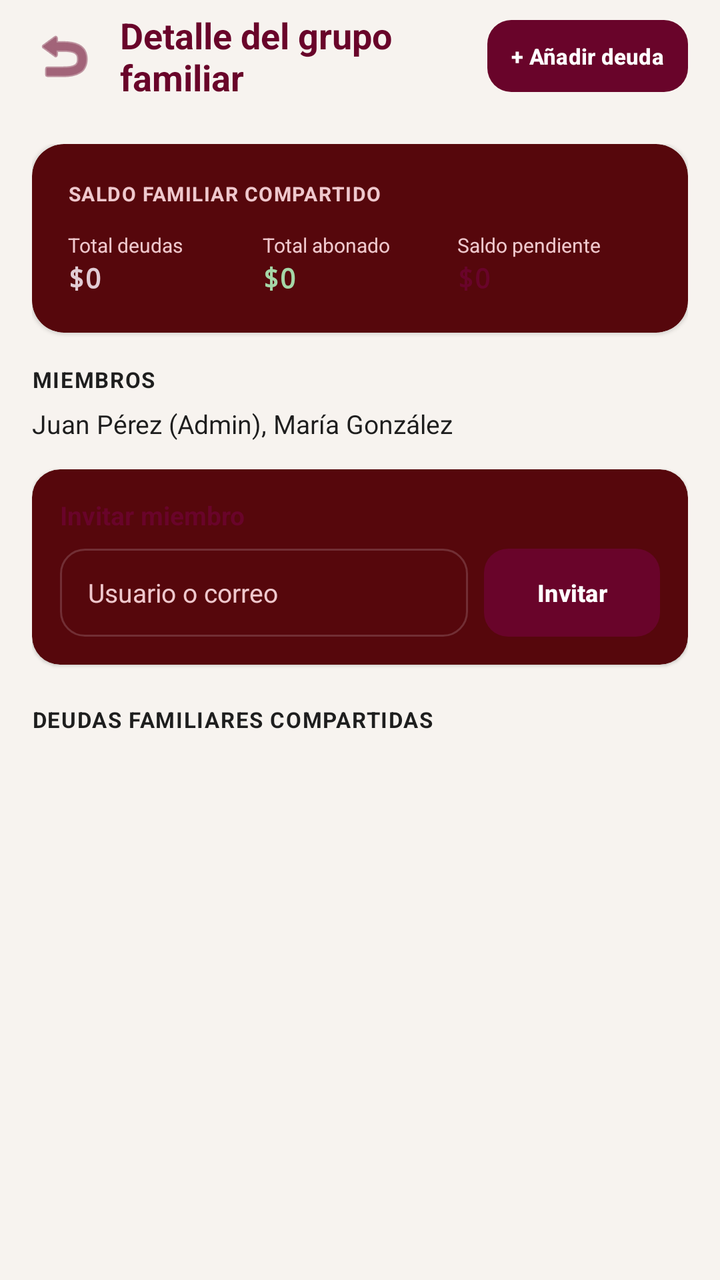
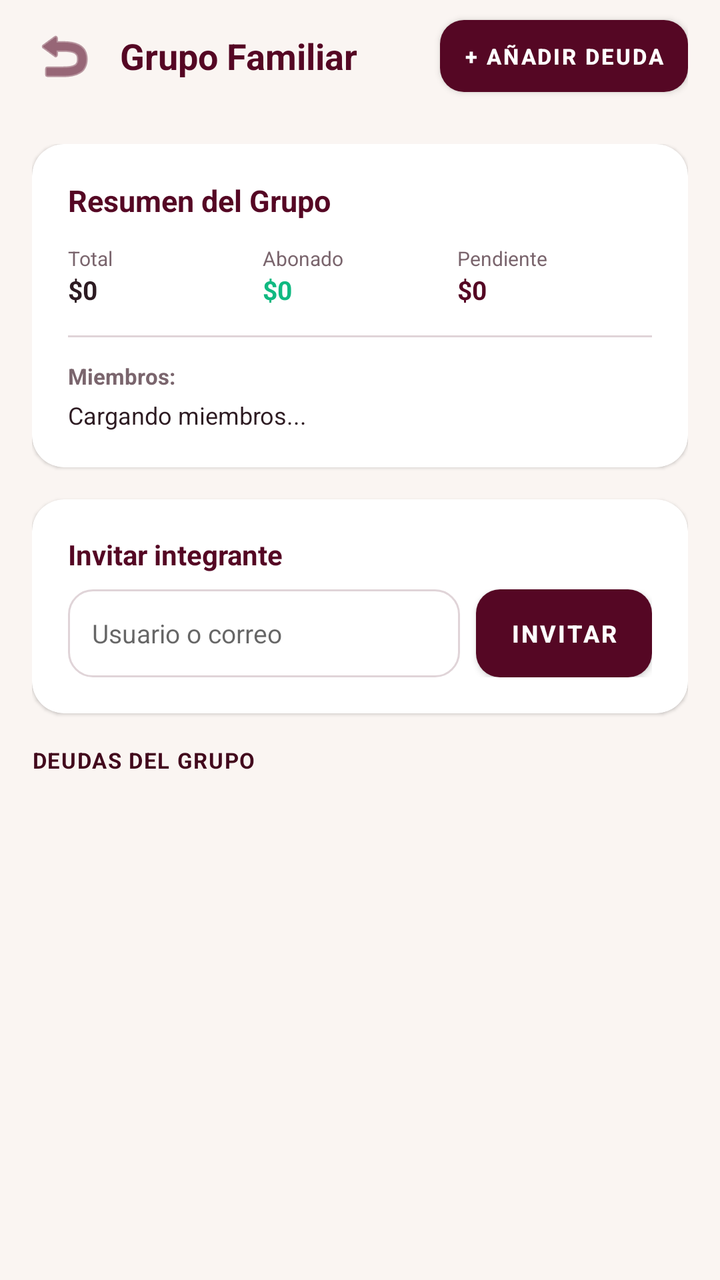

The first picture is an Android layout as it rendered before a commit; the second is the same layout after the commit. The layout source and the unified diff follow.
<!-- AndroidManifest.xml: application theme Theme.Freyr -->
<!-- res/layout/activity_family_group_detail.xml -->
<?xml version="1.0" encoding="utf-8"?>
<LinearLayout xmlns:android="http://schemas.android.com/apk/res/android"
    xmlns:app="http://schemas.android.com/apk/res-auto"
    android:layout_width="match_parent"
    android:layout_height="match_parent"
    android:orientation="vertical"
    android:background="@color/freyr_background">

    
    <LinearLayout
        android:layout_width="match_parent"
        android:layout_height="56dp"
        android:orientation="horizontal"
        android:gravity="center_vertical"
        android:paddingStart="12dp"
        android:paddingEnd="16dp">

        <ImageButton
            android:id="@+id/btn_atras"
            android:layout_width="40dp"
            android:layout_height="40dp"
            android:background="?attr/selectableItemBackgroundBorderless"
            android:src="@android:drawable/ic_menu_revert"
            android:contentDescription="@string/btn_back"
            app:tint="@color/freyr_primary" />

        <TextView
            android:id="@+id/texto_titulo_grupo"
            android:layout_width="0dp"
            android:layout_height="wrap_content"
            android:layout_weight="1"
            android:text="Detalle del grupo familiar"
            android:textColor="@color/freyr_primary"
            android:textSize="18sp"
            android:textStyle="bold"
            android:layout_marginStart="8dp" />

        <Button
            android:id="@+id/btn_agregar_deuda_grupo"
            android:layout_width="wrap_content"
            android:layout_height="36dp"
            android:text="+ Añadir deuda"
            android:textSize="11sp"
            android:textStyle="bold"
            android:background="@drawable/bg_button_primary"
            android:textColor="#FFFFFF"
            android:paddingStart="12dp"
            android:paddingEnd="12dp"
            app:backgroundTint="@null" />
    </LinearLayout>

    <ScrollView
        android:layout_width="match_parent"
        android:layout_height="match_parent"
        android:padding="16dp">

        <LinearLayout
            android:layout_width="match_parent"
            android:layout_height="wrap_content"
            android:orientation="vertical">

            
            <androidx.cardview.widget.CardView
                android:layout_width="match_parent"
                android:layout_height="wrap_content"
                app:cardCornerRadius="16dp"
                app:cardElevation="1dp"
                app:cardBackgroundColor="@color/freyr_surface"
                android:layout_marginBottom="16dp">

                <LinearLayout
                    android:layout_width="match_parent"
                    android:layout_height="wrap_content"
                    android:orientation="vertical"
                    android:padding="18dp">

                    <TextView
                        android:layout_width="wrap_content"
                        android:layout_height="wrap_content"
                        android:text="SALDO FAMILIAR COMPARTIDO"
                        android:textColor="@color/freyr_text_secondary"
                        android:textSize="10sp"
                        android:textStyle="bold"
                        android:letterSpacing="0.05" />

                    <LinearLayout
                        android:layout_width="match_parent"
                        android:layout_height="wrap_content"
                        android:orientation="horizontal"
                        android:layout_marginTop="12dp">

                        <LinearLayout
                            android:layout_width="0dp"
                            android:layout_height="wrap_content"
                            android:layout_weight="1"
                            android:orientation="vertical">
                            <TextView
                                android:layout_width="wrap_content"
                                android:layout_height="wrap_content"
                                android:text="@string/total_debido"
                                android:textColor="@color/freyr_text_secondary"
                                android:textSize="10sp" />
                            <TextView
                                android:id="@+id/texto_total_deuda_grupo"
                                android:layout_width="wrap_content"
                                android:layout_height="wrap_content"
                                android:text="$0"
                                android:textColor="@color/freyr_text_primary"
                                android:textSize="14sp"
                                android:textStyle="bold"
                                android:fontFamily="monospace" />
                        </LinearLayout>

                        <LinearLayout
                            android:layout_width="0dp"
                            android:layout_height="wrap_content"
                            android:layout_weight="1"
                            android:orientation="vertical">
                            <TextView
                                android:layout_width="wrap_content"
                                android:layout_height="wrap_content"
                                android:text="@string/total_pagado"
                                android:textColor="@color/freyr_text_secondary"
                                android:textSize="10sp" />
                            <TextView
                                android:id="@+id/texto_total_pagado_grupo"
                                android:layout_width="wrap_content"
                                android:layout_height="wrap_content"
                                android:text="$0"
                                android:textColor="@color/freyr_status_paid"
                                android:textSize="14sp"
                                android:textStyle="bold"
                                android:fontFamily="monospace" />
                        </LinearLayout>

                        <LinearLayout
                            android:layout_width="0dp"
                            android:layout_height="wrap_content"
                            android:layout_weight="1"
                            android:orientation="vertical">
                            <TextView
                                android:layout_width="wrap_content"
                                android:layout_height="wrap_content"
                                android:text="@string/total_pendiente"
                                android:textColor="@color/freyr_text_secondary"
                                android:textSize="10sp" />
                            <TextView
                                android:id="@+id/texto_saldo_pendiente_grupo"
                                android:layout_width="wrap_content"
                                android:layout_height="wrap_content"
                                android:text="$0"
                                android:textColor="@color/freyr_primary"
                                android:textSize="14sp"
                                android:textStyle="bold"
                                android:fontFamily="monospace" />
                        </LinearLayout>
                    </LinearLayout>
                </LinearLayout>
            </androidx.cardview.widget.CardView>

            
            <TextView
                android:id="@+id/tv_members_title"
                android:layout_width="wrap_content"
                android:layout_height="wrap_content"
                android:layout_marginBottom="6dp"
                android:letterSpacing="0.05"
                android:text="MIEMBROS"
                android:textColor="@color/freyr_card_bg"
                android:textSize="11sp"
                android:textStyle="bold" />

            <TextView
                android:id="@+id/texto_lista_miembros"
                android:layout_width="match_parent"
                android:layout_height="wrap_content"
                android:layout_marginBottom="14dp"
                android:text="Juan Pérez (Admin), María González"
                android:textColor="@color/freyr_card_bg"
                android:textSize="13sp" />

            
            <androidx.cardview.widget.CardView
                android:layout_width="match_parent"
                android:layout_height="wrap_content"
                app:cardCornerRadius="14dp"
                app:cardElevation="1dp"
                app:cardBackgroundColor="@color/freyr_surface"
                android:layout_marginBottom="20dp">

                <LinearLayout
                    android:layout_width="match_parent"
                    android:layout_height="wrap_content"
                    android:orientation="vertical"
                    android:padding="14dp">

                    <TextView
                        android:layout_width="wrap_content"
                        android:layout_height="wrap_content"
                        android:text="Invitar miembro"
                        android:textColor="@color/freyr_primary"
                        android:textSize="13sp"
                        android:textStyle="bold"
                        android:layout_marginBottom="8dp" />

                    <LinearLayout
                        android:layout_width="match_parent"
                        android:layout_height="wrap_content"
                        android:orientation="horizontal"
                        android:gravity="center_vertical">

                        <EditText
                            android:id="@+id/identificador_invitacion"
                            android:layout_width="0dp"
                            android:layout_height="44dp"
                            android:layout_weight="1"
                            android:background="@drawable/bg_edit_text"
                            android:hint="Usuario o correo"
                            android:inputType="text"
                            android:maxLines="1"
                            android:textColor="@color/freyr_text_primary"
                            android:textSize="13sp"
                            android:layout_marginEnd="8dp" />

                        <Button
                            android:id="@+id/enviar_invitacion"
                            android:layout_width="wrap_content"
                            android:layout_height="44dp"
                            android:text="Invitar"
                            android:textSize="12sp"
                            android:textStyle="bold"
                            android:background="@drawable/bg_button_primary"
                            android:textColor="#FFFFFF"
                            app:backgroundTint="@null" />
                    </LinearLayout>

                    <TextView
                        android:id="@+id/texto_resultado_invitacion"
                        android:layout_width="match_parent"
                        android:layout_height="wrap_content"
                        android:text=""
                        android:textSize="11sp"
                        android:visibility="gone"
                        android:layout_marginTop="6dp" />
                </LinearLayout>
            </androidx.cardview.widget.CardView>

            
            <TextView
                android:layout_width="wrap_content"
                android:layout_height="wrap_content"
                android:layout_marginBottom="8dp"
                android:letterSpacing="0.05"
                android:text="DEUDAS FAMILIARES COMPARTIDAS"
                android:textColor="@color/freyr_card_bg"
                android:textSize="11sp"
                android:textStyle="bold" />

            <TextView
                android:id="@+id/texto_sin_deudas_grupo"
                android:layout_width="match_parent"
                android:layout_height="wrap_content"
                android:text="No hay deudas familiares registradas en este grupo aún."
                android:textColor="@color/freyr_text_secondary"
                android:textSize="12sp"
                android:padding="16dp"
                android:visibility="gone" />

            <androidx.recyclerview.widget.RecyclerView
                android:id="@+id/lista_visual_deudas_grupo"
                android:layout_width="match_parent"
                android:layout_height="wrap_content"
                android:nestedScrollingEnabled="false" />

        </LinearLayout>
    </ScrollView>
</LinearLayout>
<!-- resources referenced by this layout -->
<resources>
  <color name="freyr_background">#F7F3EF</color>
  <color name="freyr_card_bg">#1E1E1E</color>
  <color name="freyr_primary">#69042A</color>
  <color name="freyr_status_paid">#A5D6A7</color>
  <color name="freyr_surface">#56070C</color>
  <color name="freyr_text_primary">#E1CCD4</color>
  <color name="freyr_text_secondary">#F6F5CFD4</color>
  <!-- drawable bg_button_primary (drawable) -->
  <?xml version="1.0" encoding="utf-8"?>
  <ripple xmlns:android="http://schemas.android.com/apk/res/android"
      android:color="#33FFFFFF">
      <item>
          <shape android:shape="rectangle">
              <corners android:radius="12dp" />
              <solid android:color="@color/freyr_primary" />
          </shape>
      </item>
  </ripple>
  <!-- drawable bg_edit_text (drawable) -->
  <?xml version="1.0" encoding="utf-8"?>
  <selector xmlns:android="http://schemas.android.com/apk/res/android">
      <item android:state_focused="true">
          <shape android:shape="rectangle">
              <corners android:radius="12dp" />
              <solid android:color="@color/freyr_surface" />
              <stroke android:width="2dp" android:color="@color/freyr_primary" />
              <padding android:bottom="12dp" android:left="14dp" android:right="14dp" android:top="12dp" />
          </shape>
      </item>
      <item>
          <shape android:shape="rectangle">
              <corners android:radius="12dp" />
              <solid android:color="@color/freyr_surface" />
              <stroke android:width="1dp" android:color="@color/freyr_border" />
              <padding android:bottom="12dp" android:left="14dp" android:right="14dp" android:top="12dp" />
          </shape>
      </item>
  </selector>
  <string name="btn_back">Volver</string>
  <string name="total_debido">Total deudas</string>
  <string name="total_pagado">Total abonado</string>
  <string name="total_pendiente">Saldo pendiente</string>
  <style name="Theme.Freyr" parent="Theme.Material3.Dark.NoActionBar">
  
          
          <item name="colorPrimary">@color/freyr_primary</item>
          <item name="colorPrimaryDark">@color/freyr_primary_dark</item>
          <item name="colorSecondary">@color/freyr_secondary</item>
          <item name="colorOnPrimary">#FFFFFF</item>
          <item name="colorOnSecondary">@color/freyr_primary</item>
  
          
          <item name="android:colorBackground">@color/freyr_background</item>
          <item name="colorSurface">@color/freyr_surface</item>
          <item name="colorOnSurface">@color/freyr_text_primary</item>
  
          
          <item name="android:statusBarColor">@color/freyr_background</item>
          <item name="android:windowLightStatusBar">false</item>
          <item name="android:navigationBarColor">@color/freyr_background</item>
          <item name="android:windowLightNavigationBar">false</item>
  
          
          <item name="android:textColor">@color/freyr_text_primary</item>
          <item name="android:textColorHint">@color/freyr_text_secondary</item>
          <item name="colorControlNormal">@color/freyr_secondary</item>
          <item name="colorControlActivated">@color/freyr_primary</item>
  
      </style>
  <color name="freyr_border">#33E1CCD4</color>
  <color name="freyr_primary_dark">#4A031E</color>
  <color name="freyr_secondary">#E1CCD4</color>
</resources>

<!-- the commit's change to res/layout/activity_family_group_detail.xml (unified diff, before → after) -->
@@ -21,7 +21,7 @@
             android:layout_height="40dp"
             android:background="?attr/selectableItemBackgroundBorderless"
             android:src="@android:drawable/ic_menu_revert"
-            android:contentDescription="@string/btn_back"
+            android:contentDescription="Volver"
             app:tint="@color/freyr_primary" />
 
         <TextView
@@ -29,7 +29,7 @@
             android:layout_width="0dp"
             android:layout_height="wrap_content"
             android:layout_weight="1"
-            android:text="Detalle del grupo familiar"
+            android:text="Grupo Familiar"
             android:textColor="@color/freyr_primary"
             android:textSize="18sp"
             android:textStyle="bold"
@@ -51,7 +51,8 @@
 
     <ScrollView
         android:layout_width="match_parent"
-        android:layout_height="match_parent"
+        android:layout_height="0dp"
+        android:layout_weight="1"
         android:padding="16dp">
 
         <LinearLayout
@@ -77,17 +78,17 @@
                     <TextView
                         android:layout_width="wrap_content"
                         android:layout_height="wrap_content"
-                        android:text="SALDO FAMILIAR COMPARTIDO"
-                        android:textColor="@color/freyr_text_secondary"
-                        android:textSize="10sp"
+                        android:text="Resumen del Grupo"
+                        android:textColor="@color/freyr_primary"
+                        android:textSize="15sp"
                         android:textStyle="bold"
-                        android:letterSpacing="0.05" />
-
+                        android:layout_marginBottom="12dp" />
+
+                    
                     <LinearLayout
                         android:layout_width="match_parent"
                         android:layout_height="wrap_content"
-                        android:orientation="horizontal"
-                        android:layout_marginTop="12dp">
+                        android:orientation="horizontal">
 
                         <LinearLayout
                             android:layout_width="0dp"
@@ -97,7 +98,7 @@
                             <TextView
                                 android:layout_width="wrap_content"
                                 android:layout_height="wrap_content"
-                                android:text="@string/total_debido"
+                                android:text="Total"
                                 android:textColor="@color/freyr_text_secondary"
                                 android:textSize="10sp" />
                             <TextView
@@ -106,9 +107,8 @@
                                 android:layout_height="wrap_content"
                                 android:text="$0"
                                 android:textColor="@color/freyr_text_primary"
-                                android:textSize="14sp"
-                                android:textStyle="bold"
-                                android:fontFamily="monospace" />
+                                android:textSize="13sp"
+                                android:textStyle="bold" />
                         </LinearLayout>
 
                         <LinearLayout
@@ -119,7 +119,7 @@
                             <TextView
                                 android:layout_width="wrap_content"
                                 android:layout_height="wrap_content"
-                                android:text="@string/total_pagado"
+                                android:text="Abonado"
                                 android:textColor="@color/freyr_text_secondary"
                                 android:textSize="10sp" />
                             <TextView
@@ -128,9 +128,8 @@
                                 android:layout_height="wrap_content"
                                 android:text="$0"
                                 android:textColor="@color/freyr_status_paid"
-                                android:textSize="14sp"
-                                android:textStyle="bold"
-                                android:fontFamily="monospace" />
+                                android:textSize="13sp"
+                                android:textStyle="bold" />
                         </LinearLayout>
 
                         <LinearLayout
@@ -141,7 +140,7 @@
                             <TextView
                                 android:layout_width="wrap_content"
                                 android:layout_height="wrap_content"
-                                android:text="@string/total_pendiente"
+                                android:text="Pendiente"
                                 android:textColor="@color/freyr_text_secondary"
                                 android:textSize="10sp" />
                             <TextView
@@ -150,56 +149,59 @@
                                 android:layout_height="wrap_content"
                                 android:text="$0"
                                 android:textColor="@color/freyr_primary"
-                                android:textSize="14sp"
-                                android:textStyle="bold"
-                                android:fontFamily="monospace" />
+                                android:textSize="13sp"
+                                android:textStyle="bold" />
                         </LinearLayout>
                     </LinearLayout>
+
+                    <View
+                        android:layout_width="match_parent"
+                        android:layout_height="1dp"
+                        android:background="@color/freyr_border"
+                        android:layout_marginTop="14dp"
+                        android:layout_marginBottom="12dp" />
+
+                    <TextView
+                        android:layout_width="wrap_content"
+                        android:layout_height="wrap_content"
+                        android:text="Miembros:"
+                        android:textColor="@color/freyr_text_secondary"
+                        android:textSize="11sp"
+                        android:textStyle="bold"
+                        android:layout_marginBottom="4dp" />
+
+                    <TextView
+                        android:id="@+id/texto_lista_miembros"
+                        android:layout_width="match_parent"
+                        android:layout_height="wrap_content"
+                        android:text="Cargando miembros..."
+                        android:textColor="@color/freyr_text_primary"
+                        android:textSize="12sp" />
+
                 </LinearLayout>
             </androidx.cardview.widget.CardView>
 
             
-            <TextView
-                android:id="@+id/tv_members_title"
-                android:layout_width="wrap_content"
-                android:layout_height="wrap_content"
-                android:layout_marginBottom="6dp"
-                android:letterSpacing="0.05"
-                android:text="MIEMBROS"
-                android:textColor="@color/freyr_card_bg"
-                android:textSize="11sp"
-                android:textStyle="bold" />
-
-            <TextView
-                android:id="@+id/texto_lista_miembros"
-                android:layout_width="match_parent"
-                android:layout_height="wrap_content"
-                android:layout_marginBottom="14dp"
-                android:text="Juan Pérez (Admin), María González"
-                android:textColor="@color/freyr_card_bg"
-                android:textSize="13sp" />
-
-            
             <androidx.cardview.widget.CardView
                 android:layout_width="match_parent"
                 android:layout_height="wrap_content"
-                app:cardCornerRadius="14dp"
+                app:cardCornerRadius="16dp"
                 app:cardElevation="1dp"
                 app:cardBackgroundColor="@color/freyr_surface"
-                android:layout_marginBottom="20dp">
+                android:layout_marginBottom="16dp">
 
                 <LinearLayout
                     android:layout_width="match_parent"
                     android:layout_height="wrap_content"
                     android:orientation="vertical"
-                    android:padding="14dp">
+                    android:padding="18dp">
 
                     <TextView
                         android:layout_width="wrap_content"
                         android:layout_height="wrap_content"
-                        android:text="Invitar miembro"
+                        android:text="Invitar integrante"
                         android:textColor="@color/freyr_primary"
-                        android:textSize="13sp"
+                        android:textSize="14sp"
                         android:textStyle="bold"
                         android:layout_marginBottom="8dp" />
 
@@ -216,8 +218,10 @@
                             android:layout_weight="1"
                             android:background="@drawable/bg_edit_text"
                             android:hint="Usuario o correo"
-                            android:inputType="text"
+                            android:inputType="textEmailAddress"
                             android:maxLines="1"
+                            android:paddingStart="12dp"
+                            android:paddingEnd="12dp"
                             android:textColor="@color/freyr_text_primary"
                             android:textSize="13sp"
                             android:layout_marginEnd="8dp" />
@@ -227,40 +231,43 @@
                             android:layout_width="wrap_content"
                             android:layout_height="44dp"
                             android:text="Invitar"
+                            android:textColor="#FFFFFF"
                             android:textSize="12sp"
                             android:textStyle="bold"
                             android:background="@drawable/bg_button_primary"
-                            android:textColor="#FFFFFF"
-                            app:backgroundTint="@null" />
+                            app:backgroundTint="@null"
+                            android:paddingStart="14dp"
+                            android:paddingEnd="14dp" />
                     </LinearLayout>
 
                     <TextView
                         android:id="@+id/texto_resultado_invitacion"
                         android:layout_width="match_parent"
                         android:layout_height="wrap_content"
-                        android:text=""
-                        android:textSize="11sp"
+                        android:textColor="@color/freyr_status_paid"
+                        android:textSize="12sp"
                         android:visibility="gone"
-                        android:layout_marginTop="6dp" />
+                        android:layout_marginTop="8dp" />
+
                 </LinearLayout>
             </androidx.cardview.widget.CardView>
 
             
             <TextView
-                android:layout_width="wrap_content"
-                android:layout_height="wrap_content"
-                android:layout_marginBottom="8dp"
+                android:layout_width="match_parent"
+                android:layout_height="wrap_content"
+                android:text="DEUDAS DEL GRUPO"
+                android:textColor="@color/freyr_primary_dark"
+                android:textSize="11sp"
+                android:textStyle="bold"
                 android:letterSpacing="0.05"
-                android:text="DEUDAS FAMILIARES COMPARTIDAS"
-                android:textColor="@color/freyr_card_bg"
-                android:textSize="11sp"
-                android:textStyle="bold" />
+                android:layout_marginBottom="8dp" />
 
             <TextView
                 android:id="@+id/texto_sin_deudas_grupo"
                 android:layout_width="match_parent"
                 android:layout_height="wrap_content"
-                android:text="No hay deudas familiares registradas en este grupo aún."
+                android:text="No hay deudas registradas en este grupo."
                 android:textColor="@color/freyr_text_secondary"
                 android:textSize="12sp"
                 android:padding="16dp"
<!-- resource entries referenced after the edit -->
@@ -1,12 +1,11 @@
 <!-- resources referenced by this layout -->
 <resources>
-  <color name="freyr_background">#F7F3EF</color>
-  <color name="freyr_card_bg">#1E1E1E</color>
-  <color name="freyr_primary">#69042A</color>
-  <color name="freyr_status_paid">#A5D6A7</color>
-  <color name="freyr_surface">#56070C</color>
-  <color name="freyr_text_primary">#E1CCD4</color>
-  <color name="freyr_text_secondary">#F6F5CFD4</color>
+  <color name="freyr_background">#FAF5F2</color>
+  <color name="freyr_primary">#550724</color>
+  <color name="freyr_status_paid">#10B981</color>
+  <color name="freyr_surface">#FFFFFF</color>
+  <color name="freyr_text_primary">#2D1B22</color>
+  <color name="freyr_text_secondary">#7A656D</color>
   <!-- drawable bg_button_primary (drawable) -->
   <?xml version="1.0" encoding="utf-8"?>
   <ripple xmlns:android="http://schemas.android.com/apk/res/android"
@@ -38,39 +37,20 @@
           </shape>
       </item>
   </selector>
-  <string name="btn_back">Volver</string>
-  <string name="total_debido">Total deudas</string>
-  <string name="total_pagado">Total abonado</string>
-  <string name="total_pendiente">Saldo pendiente</string>
-  <style name="Theme.Freyr" parent="Theme.Material3.Dark.NoActionBar">
+  <style name="Theme.Freyr" parent="Theme.MaterialComponents.DayNight.NoActionBar">
+          
+          <item name="android:statusBarColor">#550724</item>
   
           
-          <item name="colorPrimary">@color/freyr_primary</item>
-          <item name="colorPrimaryDark">@color/freyr_primary_dark</item>
-          <item name="colorSecondary">@color/freyr_secondary</item>
-          <item name="colorOnPrimary">#FFFFFF</item>
-          <item name="colorOnSecondary">@color/freyr_primary</item>
+          <item name="android:windowLightStatusBar">false</item>
   
           
-          <item name="android:colorBackground">@color/freyr_background</item>
-          <item name="colorSurface">@color/freyr_surface</item>
-          <item name="colorOnSurface">@color/freyr_text_primary</item>
-  
-          
-          <item name="android:statusBarColor">@color/freyr_background</item>
-          <item name="android:windowLightStatusBar">false</item>
-          <item name="android:navigationBarColor">@color/freyr_background</item>
-          <item name="android:windowLightNavigationBar">false</item>
-  
-          
-          <item name="android:textColor">@color/freyr_text_primary</item>
-          <item name="android:textColorHint">@color/freyr_text_secondary</item>
-          <item name="colorControlNormal">@color/freyr_secondary</item>
-          <item name="colorControlActivated">@color/freyr_primary</item>
-  
+          <item name="colorPrimary">#550724</item>
+          <item name="colorPrimaryVariant">#42091D</item>
+          <item name="colorOnPrimary">#FFFFFF</item>
+          <item name="android:windowBackground">#FAF5F2</item>
       </style>
-  <color name="freyr_border">#33E1CCD4</color>
-  <color name="freyr_primary_dark">#4A031E</color>
-  <color name="freyr_secondary">#E1CCD4</color>
+  <color name="freyr_border">#E0D4D8</color>
+  <color name="freyr_primary_dark">#42091D</color>
 </resources>
 
